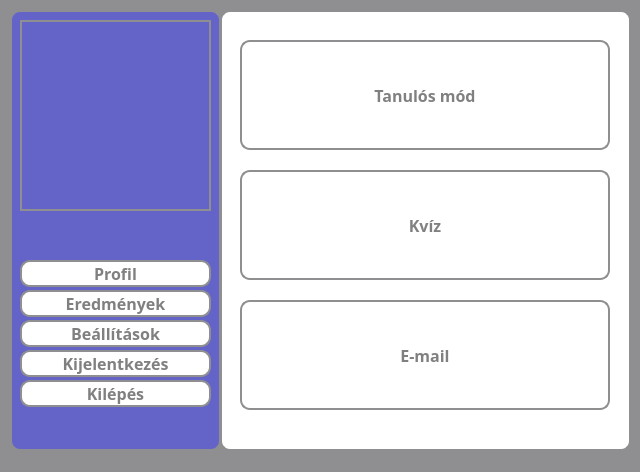
Above: src/main/resources/ui/default/mainWindow.ui from pkristof1999/Szakdolgozat before the change. Below: the same form after it.
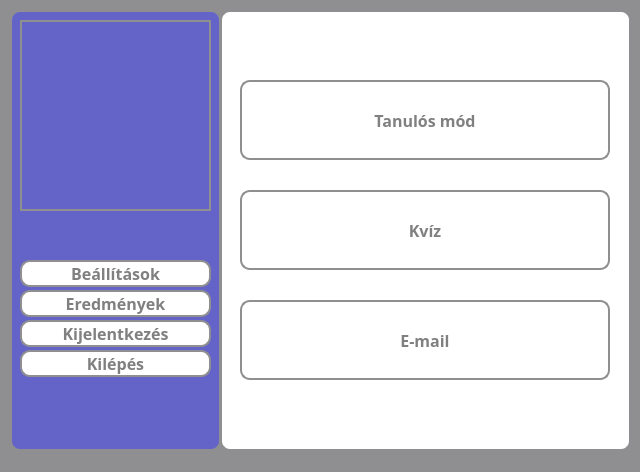
That is the form after the change.

```diff
--- a/src/main/resources/ui/default/mainWindow.ui
+++ b/src/main/resources/ui/default/mainWindow.ui
@@ -42,9 +42,9 @@
      <property name="geometry">
       <rect>
        <x>20</x>
-       <y>30</y>
+       <y>70</y>
        <width>370</width>
-       <height>110</height>
+       <height>80</height>
       </rect>
      </property>
      <property name="font">
@@ -73,9 +73,9 @@
      <property name="geometry">
       <rect>
        <x>20</x>
-       <y>160</y>
+       <y>180</y>
        <width>370</width>
-       <height>110</height>
+       <height>80</height>
       </rect>
      </property>
      <property name="font">
@@ -106,7 +106,7 @@
        <x>20</x>
        <y>290</y>
        <width>370</width>
-       <height>110</height>
+       <height>80</height>
       </rect>
      </property>
      <property name="font">
@@ -205,7 +205,7 @@
      <property name="geometry">
       <rect>
        <x>10</x>
-       <y>310</y>
+       <y>250</y>
        <width>191</width>
        <height>27</height>
       </rect>
@@ -236,7 +236,7 @@
      <property name="geometry">
       <rect>
        <x>10</x>
-       <y>340</y>
+       <y>310</y>
        <width>191</width>
        <height>27</height>
       </rect>
@@ -267,7 +267,7 @@
      <property name="geometry">
       <rect>
        <x>10</x>
-       <y>370</y>
+       <y>340</y>
        <width>191</width>
        <height>27</height>
       </rect>
@@ -294,37 +294,6 @@
       <string>Kilépés</string>
      </property>
     </widget>
-    <widget class="QPushButton" name="profileButton">
-     <property name="geometry">
-      <rect>
-       <x>10</x>
-       <y>250</y>
-       <width>191</width>
-       <height>27</height>
-      </rect>
-     </property>
-     <property name="font">
-      <font>
-       <family>Corbel</family>
-       <pointsize>-1</pointsize>
-       <bold>true</bold>
-      </font>
-     </property>
-     <property name="styleSheet">
-      <string notr="true">* {
-	background-color: white;
-	color: grey;
-}
-
-*:hover {
-	background-color: rgb(120, 120, 220);
-	color: white;
-}</string>
-     </property>
-     <property name="text">
-      <string>Profil</string>
-     </property>
-    </widget>
     <widget class="QLabel" name="usernameLabel">
      <property name="geometry">
       <rect>
```
